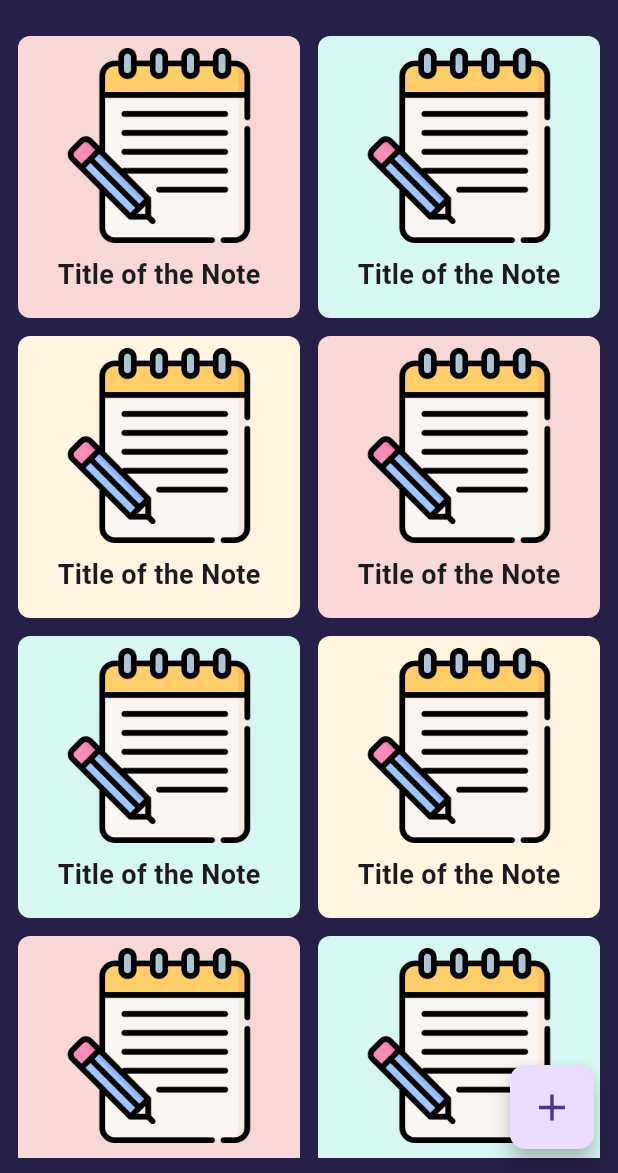
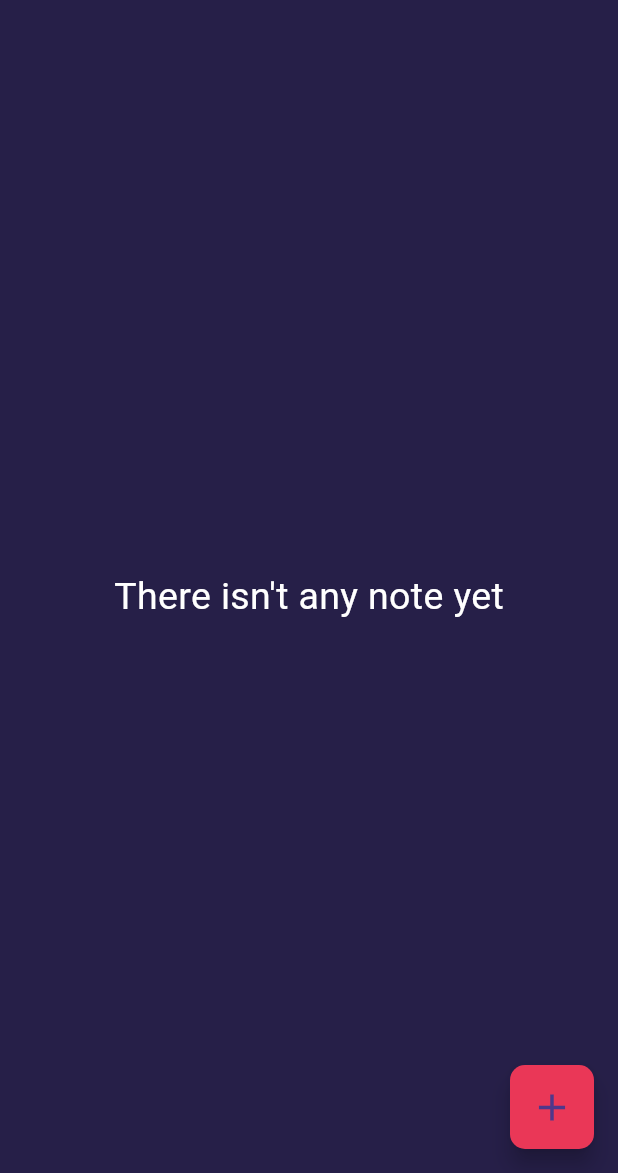
Before and after one commit to RaedaHajAli/notes_app, a Flutter app: the HomeView screen opened by its route, on a phone screen of 412 x 824 dp, the part 63-1236 px from its top. Run offline on Flutter 3.47's test engine with Material 3 defaults, Android fonts, the light colour scheme and no system bars; our stand-ins replace dartz, dio, flutter_bloc, freezed_annotation, get_it, internet_connection_checker and 5 more; accounts and stored records are empty; generated files the repository leaves out were written again.

Commit message:
add view and delete in ui

```diff
--- a/lib/app/di.dart
+++ b/lib/app/di.dart
@@ -6,8 +6,11 @@ import 'package:fullnoteapp/data/network/dio_factory.dart';
 import 'package:fullnoteapp/data/network/network_info.dart';
 import 'package:fullnoteapp/data/repository/repository_impl.dart';
 import 'package:fullnoteapp/domain/repository/repository.dart';
+import 'package:fullnoteapp/domain/usecase/delete_note_usecase.dart';
+import 'package:fullnoteapp/domain/usecase/view_note_usecase.dart';
 
 import 'package:fullnoteapp/presentation/auth/signup/viewmodel/signup_viewmodel.dart';
+import 'package:fullnoteapp/presentation/home/viewmodel/home_viewmodel.dart';
 import 'package:get_it/get_it.dart';
 import 'package:internet_connection_checker/internet_connection_checker.dart';
 import 'package:shared_preferences/shared_preferences.dart';
@@ -54,3 +57,16 @@ initLoginModule() {
         () => LoginViewModel(instance<LoginUseCase>()));
   }
 }
+
+initHomeModule() {
+  if (!GetIt.I.isRegistered<ViewNoteUseCase>()) {
+    instance.registerFactory<ViewNoteUseCase>(
+        () => ViewNoteUseCase(instance<Repository>()));
+     instance.registerFactory<DeleteNoteUseCase>(
+        () => DeleteNoteUseCase(instance<Repository>()));
+    instance.registerFactory<HomeViewModel>(() => HomeViewModel(
+        instance<ViewNoteUseCase>(),
+        instance<DeleteNoteUseCase>(),
+        instance<AppPreferences>()));
+  }
+}
--- a/lib/domain/mapper/mapper.dart
+++ b/lib/domain/mapper/mapper.dart
@@ -40,13 +40,13 @@ extension NoteResponseExtension on NoteResponse? {
 }
 
 extension GetNotesResponseExtension on GetNotesResponse? {
-  GetNotes toDomain() {
+  NotesList toDomain() {
     List<Note> notes =
         (this?.notes?.map((noteResponse) => noteResponse.toDomain()) ??
                 const Iterable.empty())
             .cast<Note>()
             .toList();
 
-    return GetNotes(notes: notes);
+    return NotesList(notes: notes);
   }
 }
--- a/lib/domain/models/models.dart
+++ b/lib/domain/models/models.dart
@@ -53,9 +53,9 @@ class Note {
   });
 }
 
-class GetNotes {
+class NotesList {
   List<Note> notes;
-  GetNotes({
+  NotesList({
     required this.notes,
   });
 }
--- a/lib/domain/repository/repository.dart
+++ b/lib/domain/repository/repository.dart
@@ -15,5 +15,5 @@ abstract class Repository {
       EditNoteRequest editNoteRequest);
   Future<Either<Failure, OperationStatus>> delete(
       DeleteNoteRequest deleteNoteRequest);
-  Future<Either<Failure, GetNotes>> view(ViewNotesRequest viewNotesRequest);
+  Future<Either<Failure, NotesList>> view(ViewNotesRequest viewNotesRequest);
 }
--- a/lib/domain/usecase/view_note_usecase.dart
+++ b/lib/domain/usecase/view_note_usecase.dart
@@ -8,14 +8,16 @@ import 'package:fullnoteapp/domain/usecase/base_usecase.dart';
 
 import '../repository/repository.dart';
 
-class ViewNoteUseCase implements BaseUseCase<ViewNoteUseCaseInput, GetNotes> {
+class ViewNoteUseCase implements BaseUseCase<ViewNoteUseCaseInput, NotesList> {
   final Repository _repository;
   ViewNoteUseCase(
     this._repository,
   );
   @override
-  Future<Either<Failure, GetNotes>> execute(ViewNoteUseCaseInput input) async {
+  Future<Either<Failure, NotesList>> execute(ViewNoteUseCaseInput input) async {
+
     return await _repository.view(ViewNotesRequest(userId: input.userId));
+
   }
 }
 
--- a/lib/presentation/auth/login/cubit/login_cubit.dart
+++ b/lib/presentation/auth/login/cubit/login_cubit.dart
@@ -46,4 +46,6 @@ class LoginCubit extends Cubit<LoginStates> {
     loading = false;
     emit(LoginLoadingStates());
   }
+
+
 }
--- a/lib/presentation/auth/login/view/login_view.dart
+++ b/lib/presentation/auth/login/view/login_view.dart
@@ -21,6 +21,8 @@ class LoginView extends StatefulWidget {
 class _SignupViewState extends State<LoginView> {
 
   GlobalKey<FormState> formKey = GlobalKey<FormState>();
+
+
   @override
   Widget build(BuildContext context) {
     LoginCubit cubit = LoginCubit.get(context);
--- /dev/null
+++ b/lib/presentation/home/cubit/home_cubit_cubit.dart
@@ -0,0 +1,20 @@
+import 'package:flutter_bloc/flutter_bloc.dart';
+import 'package:fullnoteapp/presentation/home/cubit/home_cubit_state.dart';
+import 'package:fullnoteapp/presentation/home/viewmodel/home_viewmodel.dart';
+
+import '../../../app/di.dart';
+
+class HomeCubit extends Cubit<HomeStates> {
+  HomeCubit() : super(HomeInitialState());
+  static HomeCubit get(context) => BlocProvider.of(context);
+  HomeViewModel homeViewModel = instance<HomeViewModel>();
+
+  getNotes() async {
+    await homeViewModel.getNotes();
+  }
+
+  deleteNote(int noteId) {
+    homeViewModel.deleteNote(noteId);
+    homeViewModel.getNotes();
+  }
+}
--- /dev/null
+++ b/lib/presentation/home/cubit/home_cubit_state.dart
@@ -0,0 +1,5 @@
+abstract class HomeStates{}
+class HomeInitialState extends HomeStates{}
+class HomeViewSuccessState extends HomeStates{}
+class HomeLoadingState extends HomeStates{}
+class HomeViewFailureState extends HomeStates{}
--- a/lib/presentation/home/view/home_view.dart
+++ b/lib/presentation/home/view/home_view.dart
@@ -1,6 +1,9 @@
 import 'package:flutter/material.dart';
+import 'package:flutter_bloc/flutter_bloc.dart';
+import 'package:fullnoteapp/presentation/home/cubit/home_cubit_cubit.dart';
+import 'package:fullnoteapp/presentation/home/cubit/home_cubit_state.dart';
+import 'package:fullnoteapp/presentation/home/viewmodel/home_viewmodel.dart';
 import 'package:fullnoteapp/presentation/resources/color_manager.dart';
-
 
 import '../../../app/app_prefs.dart';
 
@@ -18,8 +21,21 @@ class HomeView extends StatefulWidget {
 
 class _HomeViewState extends State<HomeView> {
   final AppPreferences _appPreferences = instance<AppPreferences>();
+  HomeCubit cubit = HomeCubit();
+
+  @override
+  void initState() {
+    // HomeViewModel viewModel = instance<HomeViewModel>();
+
+    cubit.homeViewModel.start();
+    super.initState();
+  }
+
   @override
   Widget build(BuildContext context) {
+    // HomeCubit cubit = HomeCubit.get(context);
+    return BlocBuilder<HomeCubit, HomeStates>(
+      builder: (context, state) {
         return Scaffold(
           backgroundColor: AppColor.deepPurple,
           appBar: AppBar(
@@ -36,20 +52,46 @@ class _HomeViewState extends State<HomeView> {
                   icon: const Icon(Icons.power_settings_new_outlined))
             ],
           ),
-      body: Padding(
-          padding: const EdgeInsets.symmetric(vertical: 10, horizontal: 12),
+          body: StreamBuilder<HomeViewObject>(
+              stream: cubit.homeViewModel.outputHomeViewObject,
+              builder: (context, snapshot) {
+                if (snapshot.data?.notes.isEmpty ?? true) {
+                  return const Center(
+                      child: Text(
+                    'There isn\'t any note yet',
+                    style: TextStyle(color: AppColor.white, fontSize: 25),
+                  ));
+                } else {
+                  return Padding(
+                      padding: const EdgeInsets.symmetric(
+                          vertical: 10, horizontal: 12),
                       child: GridView.count(
                           physics: const BouncingScrollPhysics(),
-              crossAxisCount: 2,
+                          crossAxisCount:
+                              MediaQuery.of(context).size.width > 600 ? 3 : 2,
                           mainAxisSpacing: 12,
                           crossAxisSpacing: 12,
-              children: List.generate(14, (index) {
-                Color backgroundColor =
-                    AppColor.notesColor[index % AppColor.notesColor.length];
+                          children: List.generate(snapshot.data!.notes.length,
+                              (index) {
+                            Color backgroundColor = AppColor
+                                .notesColor[index % AppColor.notesColor.length];
 
-                return NoteItem(backgroundColor: backgroundColor);
-              }))),
+                            return NoteItem(
+                              backgroundColor: backgroundColor,
+                              note: snapshot.data!.notes[index],
+                              onPressed: () {
+                                cubit
+                                    .deleteNote(snapshot.data!.notes[index].id);
+                              },
+                              // onPressed: cubit.deleteNote(snapshot.data!.notes[index].id
+                              // ),
+                            );
+                          })));
+                }
+              }),
           floatingActionButton: const AddFab(),
+        );
+      },
     );
   }
 }
--- a/lib/presentation/home/viewmodel/home_viewmodel.dart
+++ b/lib/presentation/home/viewmodel/home_viewmodel.dart
@@ -40,15 +40,13 @@ class HomeViewModel extends BaseViewModel
   }
 
   getNotes() async {
+
     (await _viewNoteUseCase.execute(ViewNoteUseCaseInput(userId: userId!)))
         .fold((failure) {
       print(failure.message);
     }, (data) {
-      data.notes.map((note) {
-        print('${note.title} ****** ${note.content}');
+    inputHomeViewObject.add(HomeViewObject(notes: data.notes));
 
-        inputHomeViewObject.add(HomeViewObject(notes: data.notes));
-      });
     });
   }
 
--- a/lib/presentation/resources/route_manager.dart
+++ b/lib/presentation/resources/route_manager.dart
@@ -25,7 +25,7 @@ class RouteGenerator {
       case Routes.loginRoute:
         initLoginModule();
         return MaterialPageRoute(
-            builder: (_) =>  BlocProvider<LoginCubit>(
+            builder: (_) => BlocProvider<LoginCubit>(
                   create: (context) => LoginCubit(),
                   child: const LoginView(),
                 ));
@@ -37,6 +37,7 @@ class RouteGenerator {
                   child: const SignupView(),
                 ));
       case Routes.homeRoute:
+        initHomeModule();
         return MaterialPageRoute(builder: (_) => const HomeView());
       default:
         return unDefinedRoute();
```
Also changed, not shown: lib/app/app.dart (+10 -5 lines), lib/data/data_source/remote_data_source.dart (+3 -4 lines), lib/data/repository/repository_impl.dart (+8 -5 lines), lib/presentation/home/view/widgets/widgets.dart (+34 -12 lines). Lines whose indentation alone changed are shown as unchanged.
